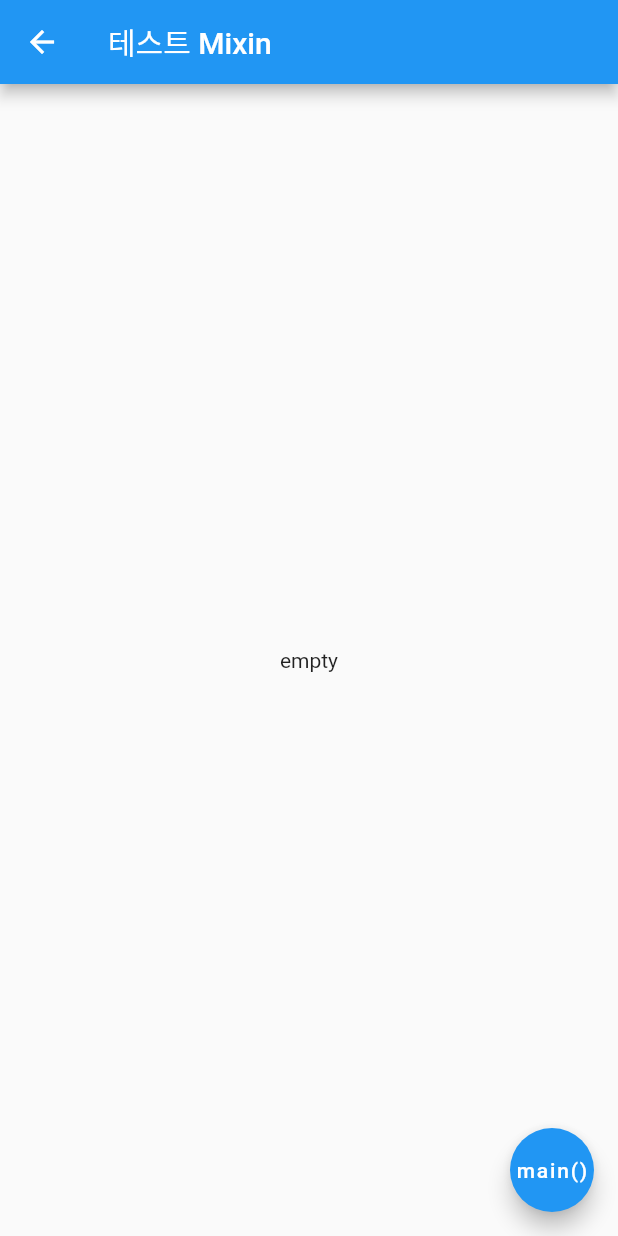
After one commit to pkk1113/flutter_examples, a Flutter app: the TestMixinPage screen opened directly, after a tap on "main()", on a phone screen of 412 x 824 dp. The commit adds this screen. Run offline on Flutter 3.47's test engine with Material 2 defaults, Android fonts, the phone set to English and light mode, and no system bars; our stand-ins replace get.

```diff
--- a/lib/main.dart
+++ b/lib/main.dart
@@ -1,5 +1,7 @@
 import 'package:flutter/material.dart';
 import 'package:flutter_application_1/pages/test_fittedbox_page.dart';
+import 'package:flutter_application_1/pages/test_keyboard.dart';
+import 'package:flutter_application_1/pages/test_mixin_page.dart';
 import 'package:get/get.dart';
 
 void main() => runApp(GetMaterialApp(home: Main()));
@@ -14,6 +16,8 @@ class Main extends StatelessWidget {
         child: ListView(
           children: [
             _buildButton(TestFittedBoxPage()),
+            _buildButton(TestMixinPage()),
+            _buildButton(TestKeyboard()),
           ],
         ),
       ),
--- /dev/null
+++ b/lib/pages/test_mixin_page.dart
@@ -0,0 +1,73 @@
+import 'package:flutter/material.dart';
+
+class TestMixinPage extends StatefulWidget {
+  @override
+  _TestMixinPageState createState() => _TestMixinPageState();
+}
+
+class _TestMixinPageState extends State<TestMixinPage> {
+  TextEditingController textEditingController;
+
+  @override
+  void initState() {
+    textEditingController = TextEditingController(text: 'empty');
+    super.initState();
+  }
+
+  @override
+  Widget build(BuildContext context) {
+    return Scaffold(
+      appBar: AppBar(title: Text('테스트 Mixin')),
+      floatingActionButton: FloatingActionButton(
+        onPressed: _main,
+        child: Text('main()'),
+      ),
+      body: Container(
+        child: Center(
+          child: Text(textEditingController.text),
+        ),
+      ),
+    );
+  }
+
+  Future<void> _main() async {
+    final some = _Some();
+    some.onInit();
+  }
+}
+
+abstract class Controller {
+  void onInit() => print('onInit');
+}
+
+mixin MixinA on Controller {
+  @override
+  void onInit() {
+    print('mixin a');
+    super.onInit();
+  }
+}
+
+mixin MixinB on Controller {
+  @override
+  void onInit() {
+    print('mixin b');
+    super.onInit();
+  }
+}
+
+mixin MixinC on Controller {
+  @override
+  void onInit() {
+    super.onInit();
+    print('mixin c');
+  }
+}
+
+class _Some extends Controller with MixinA, MixinC, MixinB {
+  @override
+  void onInit() {
+    print('some init');
+    super.onInit();
+  }
+}
```
Also changed, not shown: lib/pages/test_keyboard.dart (added, +42 -0 lines).
